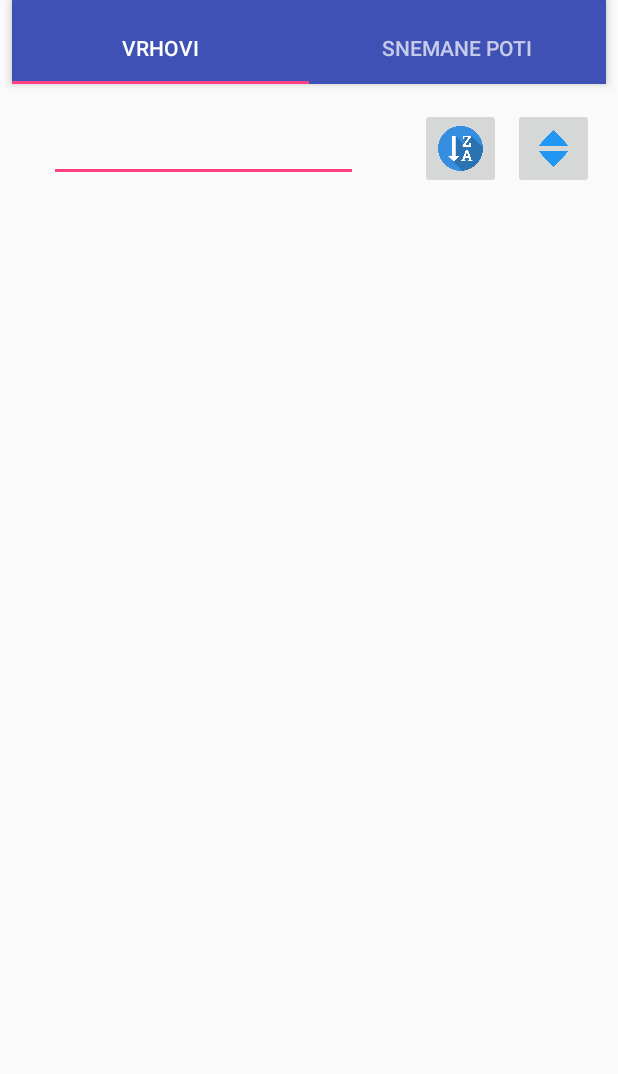
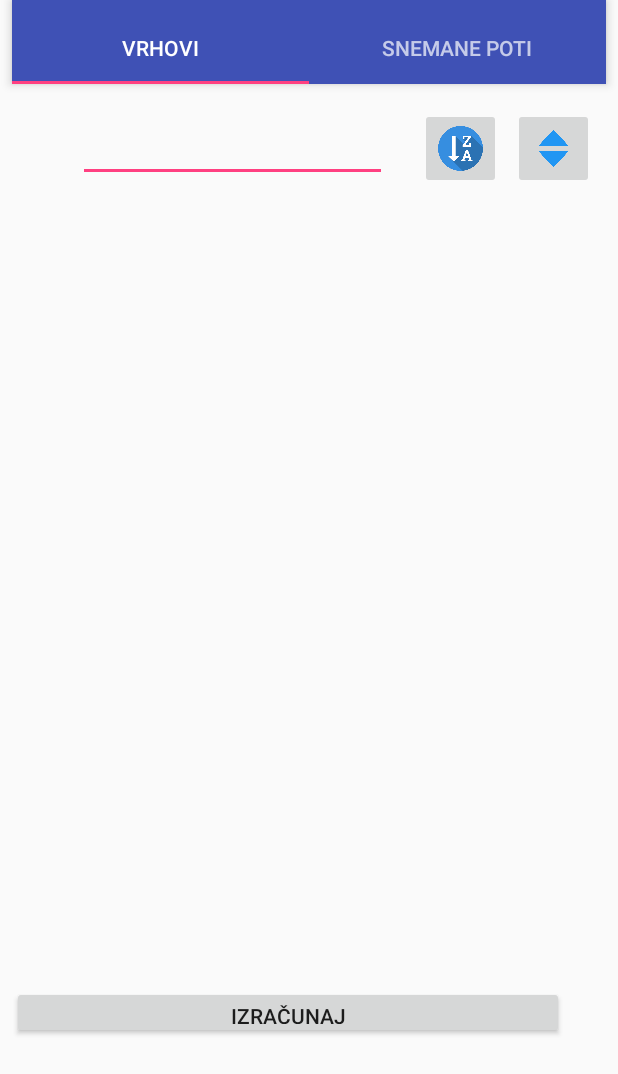
Before and after one commit to dselcan2/Gorovje, an Android app: the TabbedActivity screen opened directly, with no data from a screen before it, on a phone screen of 412 x 824 dp. Shown: the top 1074 px of the screen. Run offline under Robolectric (Android 15) with nearby library versions, the phone set to English and light mode, and no system bars; our stand-ins replace Picasso; libraries missing offline, so code that uses them is left out: com.thoughtworks.xstream; pictures from the network do not load.

```diff
--- a/app/src/main/java/com/example/denis/gorovje/LoadingActivity.java
+++ b/app/src/main/java/com/example/denis/gorovje/LoadingActivity.java
@@ -3,9 +3,11 @@ package com.example.denis.gorovje;
 import android.content.Context;
 import android.content.Intent;
 import android.content.res.AssetManager;
+import android.os.Environment;
 import android.support.v4.content.res.TypedArrayUtils;
 import android.support.v7.app.AppCompatActivity;
 import android.os.Bundle;
+import android.util.Log;
 import android.view.animation.Animation;
 import android.view.animation.LinearInterpolator;
 import android.view.animation.RotateAnimation;
@@ -18,15 +20,20 @@ import com.example.Pot;
 import com.example.ShraniPot;
 import com.thoughtworks.xstream.XStream;
 
+import java.io.BufferedReader;
 import java.io.File;
+import java.io.FileInputStream;
+import java.io.FileOutputStream;
 import java.io.IOException;
 import java.io.InputStream;
 import java.io.InputStreamReader;
+import java.io.OutputStreamWriter;
 import java.io.UnsupportedEncodingException;
 import java.util.ArrayList;
 import java.util.Arrays;
 import java.util.Collections;
 import java.util.Comparator;
+import java.util.Random;
 
 public class LoadingActivity extends AppCompatActivity {
     ImageView slika;
@@ -262,6 +269,46 @@ public class LoadingActivity extends AppCompatActivity {
             gora = ApplicationJsonGore.load(file);
             am.gore = new ArrayList<Gora>(Arrays.asList(gora));
             isDone = true;
+            //Generacija ARFF datoteke
+            /*String arff = "";
+            runOnUiThread(new Runnable() {
+                @Override
+                public void run() {
+                    text.setText("Generiram arff");
+                }
+            });
+            arff += "@relation Poti\n" +
+                    "@attribute nazivpoti string\n" +
+                    "@attribute nazivgore string\n" +
+                    "@attribute cas string\n" +
+                    "@attribute tezavnost string\n" +
+                    "@attribute visina numeric\n" +
+                    "@attribute gorovje {\"julijske alpe\", \"kamnisko savinjske alpe\", \"karavanke\", \"pohorje\", \"sneznik\", \"skofjelosko hribovje\", \"vzhodnoslovensko hribovje\"}\n" +
+                    "@attribute ocenaUporabnika {1, 2, 3, 4, 5, 6, 7, 8, 9, 10}\n" +
+                    "\n" +
+                    "@data\n";
+            Random r = new Random();
+            for(int i=0; i<gora.length; i++){
+                for(int j=0; j<gora[i].getZacetki().size(); j++){
+                    arff += "\"" + gora[i].getZacetki().get(j).getIme() + "\"" + "," + "\"" + gora[i].getNaziv() + "\"" + "," +
+                            "\"" + gora[i].getZacetki().get(j).getCas() + "\"" + "," + "\"" + gora[i].getZacetki().get(j).getTezavnost() + "\"" + "," +
+                            gora[i].getVisina() + "," + "\"" + gora[i].getGorovje() + "\"" +","+ (r.nextInt(10)+1)+ "\n";
+                }
+            }
+            File myFile = new File(Environment.getExternalStorageDirectory().toString()+ "/Poti.arff");
+            try {
+                myFile.createNewFile();
+                FileOutputStream fOut = new FileOutputStream(myFile);
+                OutputStreamWriter myOutWriter =
+                        new OutputStreamWriter(fOut);
+                myOutWriter.append(arff);
+                myOutWriter.close();
+                fOut.close();
+                Log.d("FILE", "file saved to: " + Environment.getExternalStorageDirectory().toString()+ "/Poti.arff");
+
+            } catch (Exception e) {
+
+            }*/
         }
     };
 
--- a/app/src/main/res/layout/activity_tabbed.xml
+++ b/app/src/main/res/layout/activity_tabbed.xml
@@ -44,23 +44,35 @@
 
     </android.support.design.widget.AppBarLayout>
 
+    <Button
+        android:id="@+id/button3"
+        android:layout_width="368dp"
+        android:layout_height="35dp"
+        android:layout_marginLeft="8dp"
+        android:layout_marginRight="8dp"
+        android:layout_marginTop="8dp"
+        android:text="Izračunaj"
+        app:layout_constraintHorizontal_bias="0.0"
+        app:layout_constraintLeft_toLeftOf="parent"
+        app:layout_constraintRight_toRightOf="parent"
+        app:layout_constraintTop_toBottomOf="@+id/container"
+        app:layout_constraintBottom_toBottomOf="parent"
+        android:layout_marginBottom="8dp" />
+
     <android.support.v4.view.ViewPager
         android:id="@+id/container"
-        android:layout_width="0dp"
-        android:layout_height="0dp"
-        android:layout_marginBottom="8dp"
+        android:layout_width="367dp"
+        android:layout_height="461dp"
         android:layout_marginEnd="8dp"
         android:layout_marginLeft="8dp"
         android:layout_marginRight="8dp"
         android:layout_marginStart="8dp"
         android:layout_marginTop="8dp"
         app:layout_behavior="@string/appbar_scrolling_view_behavior"
-        app:layout_constraintBottom_toBottomOf="parent"
-        app:layout_constraintHorizontal_bias="0.0"
+        app:layout_constraintHorizontal_bias="1.0"
         app:layout_constraintLeft_toLeftOf="parent"
         app:layout_constraintRight_toRightOf="parent"
         app:layout_constraintTop_toBottomOf="@+id/appbar"
-        app:layout_constraintVertical_bias="0.0"
         tools:layout_constraintBottom_creator="1"
         tools:layout_constraintLeft_creator="1"
         tools:layout_constraintRight_creator="1"
```
Also changed, not shown: app/src/main/java/com/example/denis/gorovje/TabbedActivity.java (+83 -0 lines), tets_lib/src/main/java/com/example/Subject.java (added, +54 -0 lines).
